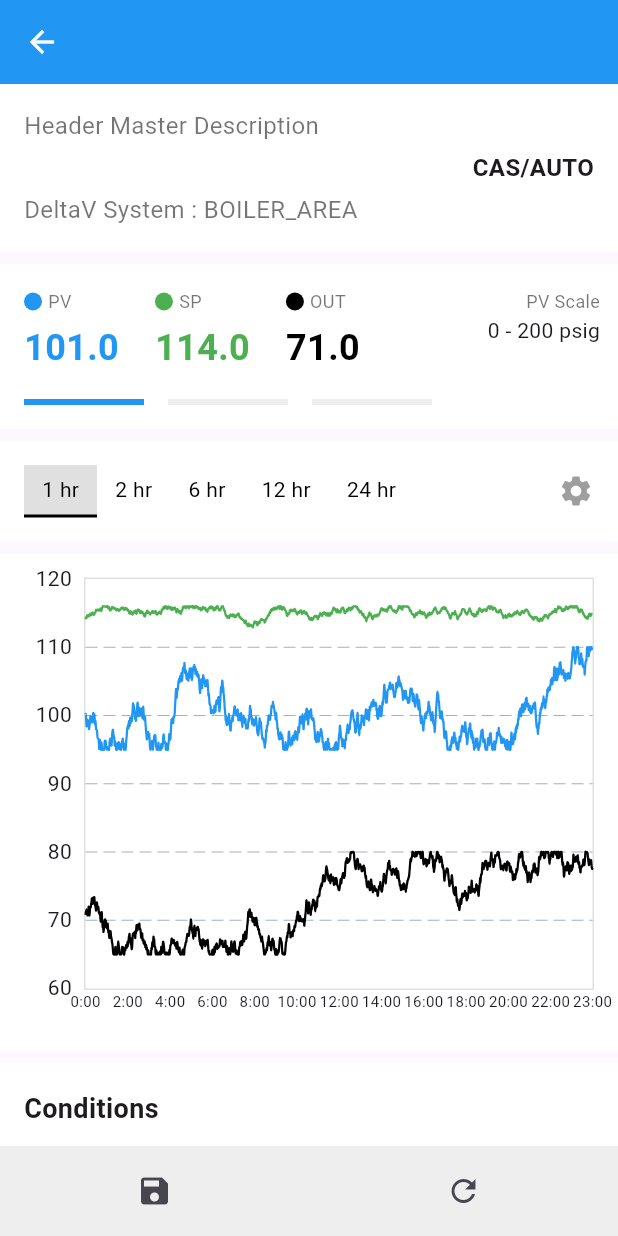
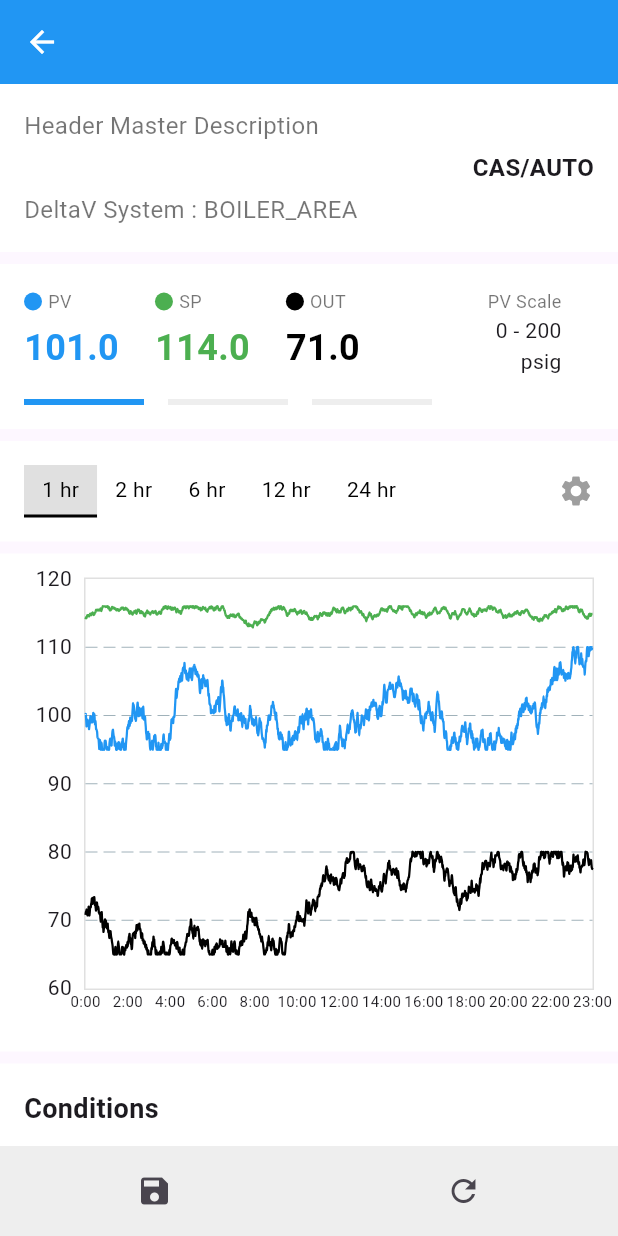
Before and after one commit to pixb/xmemos, a Flutter app: the SensorDetailPage screen opened directly with empty values, on a phone screen of 412 x 824 dp. Run offline on Flutter 3.47's test engine with Material 3 defaults, Android fonts, the phone set to English and light mode, and no system bars; drawn by our look-alikes of fl_chart; our stand-ins replace flutter_markdown, go_router, uni_links; accounts and stored records are empty.

Commit message:
<modify:>modify pv unit ui.

```diff
--- a/lib/models/sensor_detail.dart
+++ b/lib/models/sensor_detail.dart
@@ -52,7 +52,8 @@ class SensorDetail {
   final String deltaVSystem;
   final String casAuto;
   final List<SensorParameter> parameters;
-  final String pvScale;
+  final String pvScaleRange;
+  final String pvScaleUnit;
   final Map<SensorParameterType, List<double>> chartData;
   final List<String> conditions;
 
@@ -63,7 +64,8 @@ class SensorDetail {
     required this.deltaVSystem,
     required this.casAuto,
     required this.parameters,
-    required this.pvScale,
+    required this.pvScaleRange,
+    required this.pvScaleUnit,
     required this.chartData,
     required this.conditions,
   });
--- a/lib/pages/sensor_detail_page.dart
+++ b/lib/pages/sensor_detail_page.dart
@@ -83,7 +83,8 @@ class _SensorDetailPageState extends State<SensorDetailPage> {
           type: SensorParameterType.out,
         ),
       ],
-      pvScale: '0 - 200 psig',
+      pvScaleRange: '0 - 200',
+      pvScaleUnit: 'psig',
       chartData: {
         SensorParameterType.pv: pvData,
         SensorParameterType.sp: spData,
@@ -220,7 +221,13 @@ class _SensorDetailPageState extends State<SensorDetailPage> {
                         crossAxisAlignment: CrossAxisAlignment.end,
                         children: [
                           const Text('PV Scale', style: TextStyle(fontSize: 12, color: Colors.black54)),
-                          Text(_sensorDetail.pvScale, style: const TextStyle(fontSize: 14)),
+                          Column(
+                            crossAxisAlignment: CrossAxisAlignment.end,
+                            children: [
+                              Text(_sensorDetail.pvScaleRange, style: const TextStyle(fontSize: 14)),
+                              Text(_sensorDetail.pvScaleUnit, style: const TextStyle(fontSize: 14)),
+                            ],
+                          ),
                         ],
                       ),
                     ],
```
